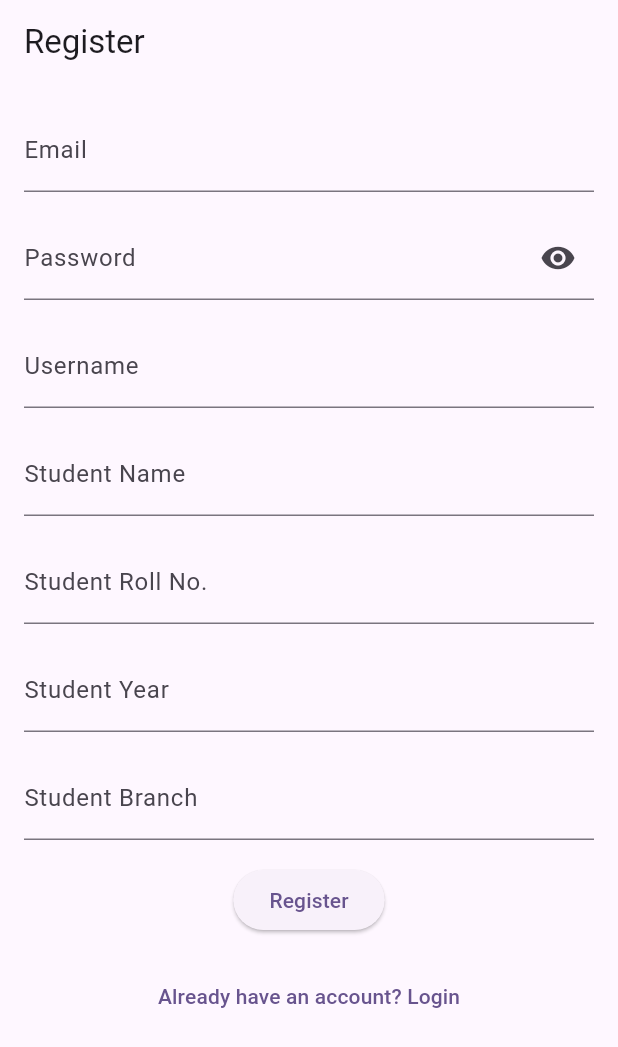
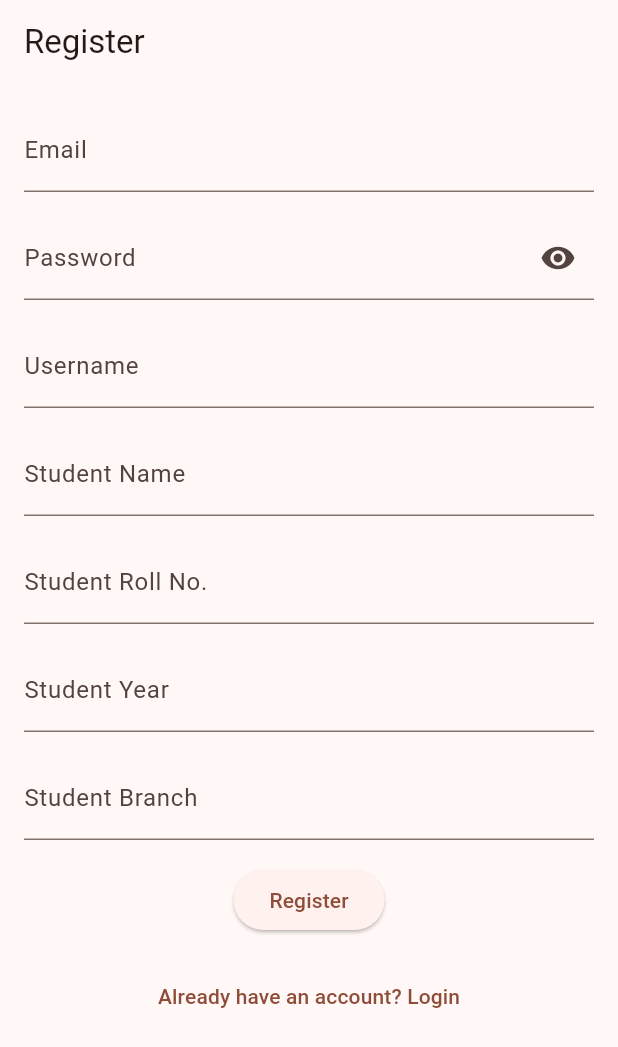
Before and after one commit to navneetprajapati26/fee-verification-student, a Flutter app: the screen it shows after launch, on a phone screen of 412 x 824 dp. Shown: the top 1047 px of the screen. Run offline on Flutter 3.47's test engine with Material 3 defaults, Android fonts, the phone set to English and light mode, and no system bars; our stand-ins replace bloc, cloud_firestore, equatable, file_picker, firebase_auth, firebase_core and 3 more; missing offline and left inert: flutter_pdfview; accounts and stored records are empty.

```diff
--- a/lib/features/fee_risipts/bloc/fee_receipt_event.dart
+++ b/lib/features/fee_risipts/bloc/fee_receipt_event.dart
@@ -18,9 +18,17 @@ class UploadImageEvent extends FeeReceiptEvent {
 }
 
 class UploadPDFEvent extends FeeReceiptEvent {
-  final String folderName;
+  String folderName;
+  String receiptName;
+  String receiptYear;
+  String receiptAmount;
 
-  UploadPDFEvent(this.folderName);
+  UploadPDFEvent({
+    required this.folderName,
+    required this.receiptName,
+    required this.receiptYear,
+    required this.receiptAmount,
+  });
 }
 
 class GetFeeReceiptsByListOfIdEvent extends FeeReceiptEvent {
--- a/lib/features/fee_risipts/model/fee_receipt_model.dart
+++ b/lib/features/fee_risipts/model/fee_receipt_model.dart
@@ -41,7 +41,7 @@ FeeReceiptModel({
       receiptName: map['receiptName'] as String,
       receiptYear: map['receiptYear'] as String,
       receiptAmount: map['receiptAmount'] as String,
-      receiptUrl: map['receiptUrl'] as String,
+      receiptUrl: map['receiptUrl'] ?? "",
       receiptStatus: (map['receiptStatus'] as FeeReceiptStatus?) ?? FeeReceiptStatus.pending, // default to pending if null
     );
   }
--- a/lib/features/fee_risipts/screen/all_fee_risipts.dart
+++ b/lib/features/fee_risipts/screen/all_fee_risipts.dart
@@ -45,7 +45,10 @@ class _AllFeeReceiptState extends State<AllFeeReceipt> {
             onPressed: () {
               context
                   .read<FeeReceiptBloc>()
-                  .add(UploadPDFEvent('your_folder_name'));
+                  .add(UploadPDFEvent( folderName: 'your_folder_name',
+                  receiptName: 'your_receipt_name',
+                  receiptYear: 'your_receipt_year',
+                  receiptAmount: 'your_receipt_amount'));
             },
             child: const Icon(Icons.picture_as_pdf),
             heroTag: 'pdfUpload',
--- a/lib/main.dart
+++ b/lib/main.dart
@@ -50,7 +50,7 @@ class MyApp extends StatelessWidget {
       child: MaterialApp(
         title: 'Flutter Demo',
         theme: ThemeData(
-          colorScheme: ColorScheme.fromSeed(seedColor: Colors.deepPurple),
+          colorScheme: ColorScheme.fromSeed(seedColor: Colors.deepOrange),
           useMaterial3: true,
         ),
         initialRoute: initialRoute,
```
Also changed, not shown: lib/features/fee_risipts/bloc/fee_receipt_bloc.dart (+31 -5 lines).
